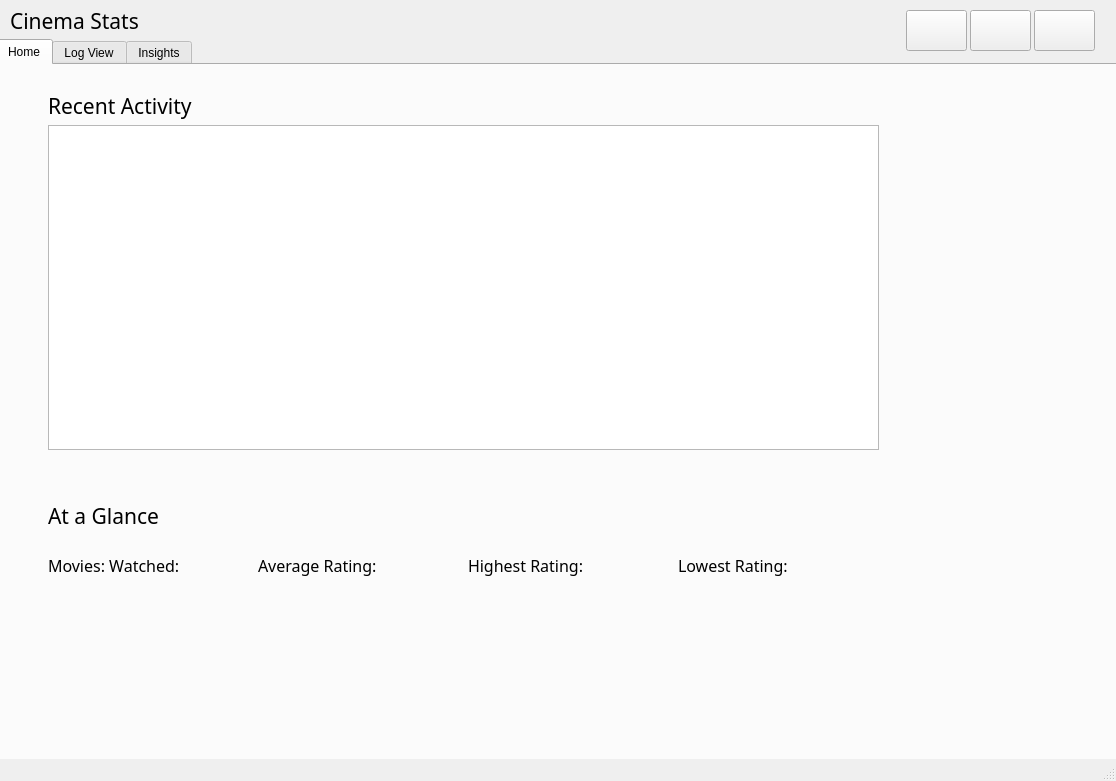
First picture: the form in UI Files/MainWindowV1.ui, repository steinmns/Cinema-Stats, before the edit.
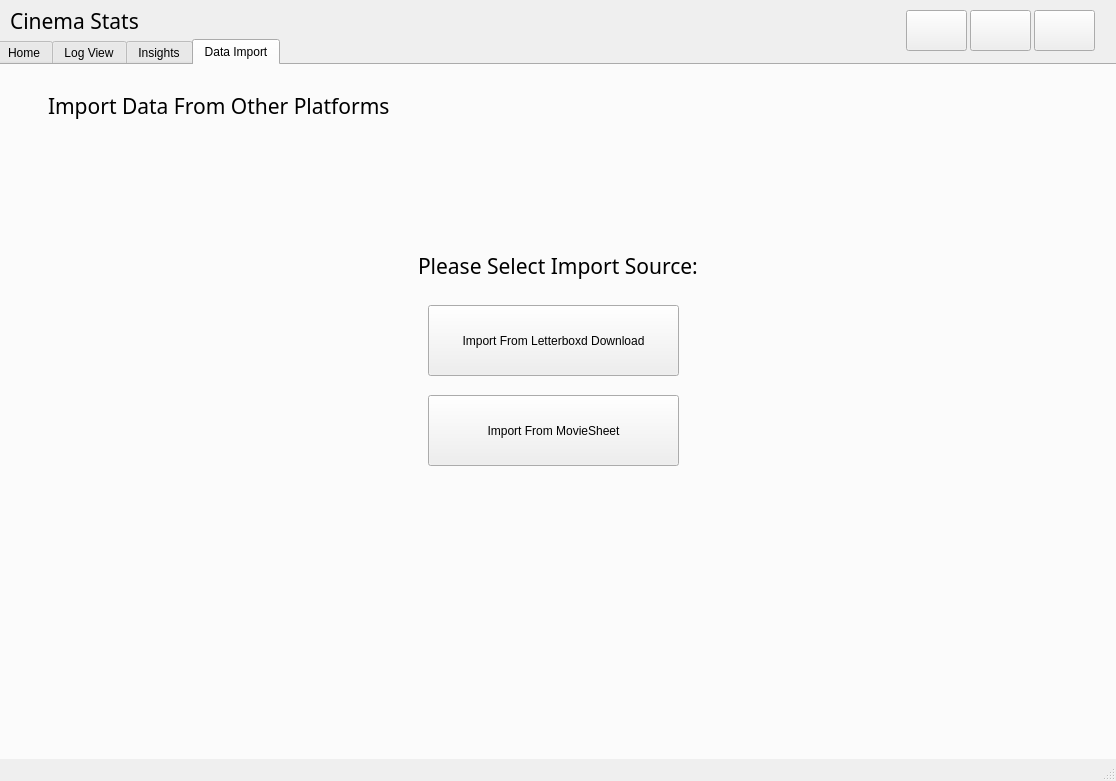
Second picture: the form after the edit. The open tabs and pages were chosen to show the change.

Commit message: Added Data Import Tab Skeleton

Diff of the .ui file:
```diff
--- a/UI Files/MainWindowV1.ui
+++ b/UI Files/MainWindowV1.ui
@@ -343,6 +343,75 @@
       </widget>
      </widget>
     </widget>
+    <widget class="QWidget" name="ImportTab">
+     <attribute name="title">
+      <string>Data Import</string>
+     </attribute>
+     <widget class="QPushButton" name="letterboxdImportButton">
+      <property name="geometry">
+       <rect>
+        <x>430</x>
+        <y>240</y>
+        <width>251</width>
+        <height>71</height>
+       </rect>
+      </property>
+      <property name="text">
+       <string>Import From Letterboxd Download</string>
+      </property>
+     </widget>
+     <widget class="QPushButton" name="movieSheetImportButton">
+      <property name="geometry">
+       <rect>
+        <x>430</x>
+        <y>330</y>
+        <width>251</width>
+        <height>71</height>
+       </rect>
+      </property>
+      <property name="text">
+       <string>Import From MovieSheet</string>
+      </property>
+     </widget>
+     <widget class="QLabel" name="DataImportLabel">
+      <property name="geometry">
+       <rect>
+        <x>50</x>
+        <y>20</y>
+        <width>411</width>
+        <height>41</height>
+       </rect>
+      </property>
+      <property name="font">
+       <font>
+        <family>Mollen Personal Use</family>
+        <pointsize>16</pointsize>
+       </font>
+      </property>
+      <property name="text">
+       <string>Import Data From Other Platforms</string>
+      </property>
+     </widget>
+     <widget class="QLabel" name="SelectImportSourceLabel">
+      <property name="geometry">
+       <rect>
+        <x>420</x>
+        <y>180</y>
+        <width>281</width>
+        <height>41</height>
+       </rect>
+      </property>
+      <property name="font">
+       <font>
+        <family>Mollen Personal Use</family>
+        <pointsize>16</pointsize>
+       </font>
+      </property>
+      <property name="text">
+       <string>Please Select Import Source:</string>
+      </property>
+     </widget>
+    </widget>
    </widget>
    <widget class="QPushButton" name="AddMediaButton">
     <property name="geometry">
```
The commit also changes 2 other files.
